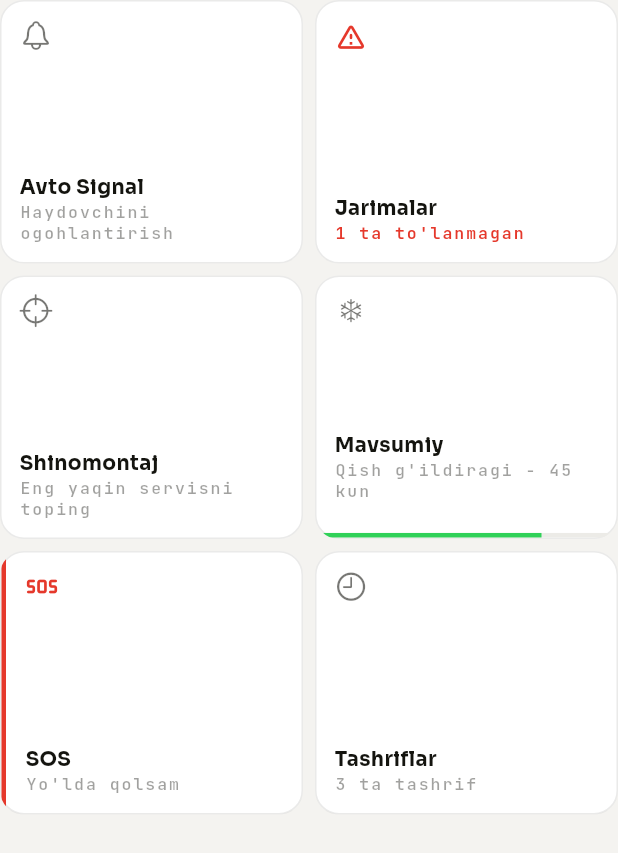
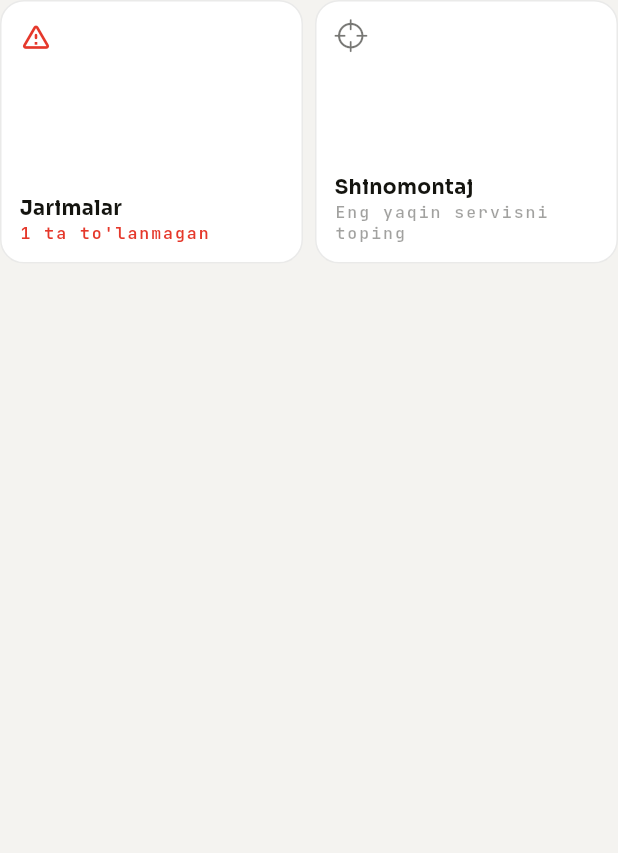
Before and after one commit to ErgashevNur/moshn, a Flutter app: the _FeatureGrid widget shown alone on an empty page, opened directly with empty values, on a phone screen of 412 x 824 dp. Shown: the top 853 px of the screen. Run offline on Flutter 3.47's test engine with Material 3 defaults, Android fonts, the phone set to English and light mode, and no system bars; our stand-ins replace dio, easy_localization, firebase_core, firebase_messaging, flutter_riverpod, flutter_secure_storage and 4 more; missing offline and left inert: add_2_calendar; accounts and stored records are empty; network calls fail.

Commit message:
feat: Flutter — keraksiz bo'limlar o'chirildi (avto_signal, sos, mavsumiy, tashriflar)
Co-Authored-By: Claude Sonnet 4.6 <noreply@anthropic.com>

```diff
--- a/Flutter/assets/translations/ru.json
+++ b/Flutter/assets/translations/ru.json
@@ -76,18 +76,10 @@
     "find_shops": "Найти шиномонтаж",
     "all_services": "Все",
     "feature": {
-      "avto_signal": "Авто Сигнал",
-      "avto_signal_sub": "Оповещение водителя",
       "jarimalar": "Штрафы",
       "jarimalar_sub": "1 не оплачен",
       "shinomontaj": "Шиномонтаж",
-      "shinomontaj_sub": "Найти ближайший сервис",
-      "mavsumiy": "Сезонная",
-      "mavsumiy_sub": "Зимняя резина - 45 дней",
-      "sos": "SOS",
-      "sos_sub": "Застрял на дороге",
-      "tashriflar": "Визиты",
-      "tashriflar_sub": "3 визита"
+      "shinomontaj_sub": "Найти ближайший сервис"
     }
   },
   "home": {
--- a/Flutter/assets/translations/uz.json
+++ b/Flutter/assets/translations/uz.json
@@ -78,18 +78,10 @@
     "find_shops": "Shinomontaj topish",
     "all_services": "Hammasi",
     "feature": {
-      "avto_signal": "Avto Signal",
-      "avto_signal_sub": "Haydovchini ogohlantirish",
       "jarimalar": "Jarimalar",
       "jarimalar_sub": "1 ta to'lanmagan",
       "shinomontaj": "Shinomontaj",
-      "shinomontaj_sub": "Eng yaqin servisni toping",
-      "mavsumiy": "Mavsumiy",
-      "mavsumiy_sub": "Qish g'ildiragi - 45 kun",
-      "sos": "SOS",
-      "sos_sub": "Yo'lda qolsam",
-      "tashriflar": "Tashriflar",
-      "tashriflar_sub": "3 ta tashrif"
+      "shinomontaj_sub": "Eng yaqin servisni toping"
     }
   },
   "home": {
--- a/Flutter/lib/screens/owner/my_vehicles_screen.dart
+++ b/Flutter/lib/screens/owner/my_vehicles_screen.dart
@@ -414,11 +414,6 @@ class _FeatureGrid extends StatelessWidget {
 
   List<Widget> _tiles(BuildContext context) => [
         _FeatureTile(
-          icon: CupertinoIcons.bell,
-          title: 'owner.feature.avto_signal'.tr(),
-          subtitle: 'owner.feature.avto_signal_sub'.tr(),
-        ),
-        _FeatureTile(
           icon: Icons.warning_amber_rounded,
           iconColor: AppColors.danger,
           title: 'owner.feature.jarimalar'.tr(),
@@ -431,25 +426,6 @@ class _FeatureGrid extends StatelessWidget {
           subtitle: 'owner.feature.shinomontaj_sub'.tr(),
           onTap: () {},
         ),
-        _FeatureTile(
-          icon: CupertinoIcons.snow,
-          title: 'owner.feature.mavsumiy'.tr(),
-          subtitle: 'owner.feature.mavsumiy_sub'.tr(),
-          showProgress: true,
-          progressValue: 0.75,
-        ),
-        _FeatureTile(
-          icon: Icons.sos_rounded,
-          iconColor: AppColors.danger,
-          title: 'owner.feature.sos'.tr(),
-          subtitle: 'owner.feature.sos_sub'.tr(),
-          accentLeft: true,
-        ),
-        _FeatureTile(
-          icon: CupertinoIcons.clock,
-          title: 'owner.feature.tashriflar'.tr(),
-          subtitle: 'owner.feature.tashriflar_sub'.tr(),
-        ),
       ];
 }
 
@@ -459,9 +435,6 @@ class _FeatureTile extends StatelessWidget {
   final String title;
   final String subtitle;
   final Color? subtitleColor;
-  final bool showProgress;
-  final double progressValue;
-  final bool accentLeft;
   final VoidCallback? onTap;
 
   const _FeatureTile({
@@ -470,9 +443,6 @@ class _FeatureTile extends StatelessWidget {
     required this.title,
     required this.subtitle,
     this.subtitleColor,
-    this.showProgress = false,
-    this.progressValue = 0.0,
-    this.accentLeft = false,
     this.onTap,
   });
 
@@ -489,26 +459,9 @@ class _FeatureTile extends StatelessWidget {
         clipBehavior: Clip.antiAlias,
         child: Stack(
           children: [
-            // Red left accent for SOS
-            if (accentLeft)
-              Positioned(
-                left: 0,
-                top: 0,
-                bottom: 0,
-                child: Container(
-                  width: 3,
-                  color: AppColors.danger,
-                ),
-              ),
-
             // Content
             Padding(
-              padding: EdgeInsets.fromLTRB(
-                accentLeft ? AppSpacing.lg : AppSpacing.md,
-                AppSpacing.md,
-                AppSpacing.md,
-                showProgress ? 24 : AppSpacing.md,
-              ),
+              padding: const EdgeInsets.all(AppSpacing.md),
               child: Column(
                 crossAxisAlignment: CrossAxisAlignment.start,
                 children: [
@@ -540,20 +493,6 @@ class _FeatureTile extends StatelessWidget {
               ),
             ),
 
-            // Progress bar at bottom (Mavsumiy)
-            if (showProgress)
-              Positioned(
-                left: 0,
-                right: 0,
-                bottom: 0,
-                child: LinearProgressIndicator(
-                  value: progressValue,
-                  minHeight: 3,
-                  backgroundColor: AppColors.surface2(context),
-                  valueColor:
-                      const AlwaysStoppedAnimation<Color>(AppColors.success),
-                ),
-              ),
           ],
         ),
       ),
```
